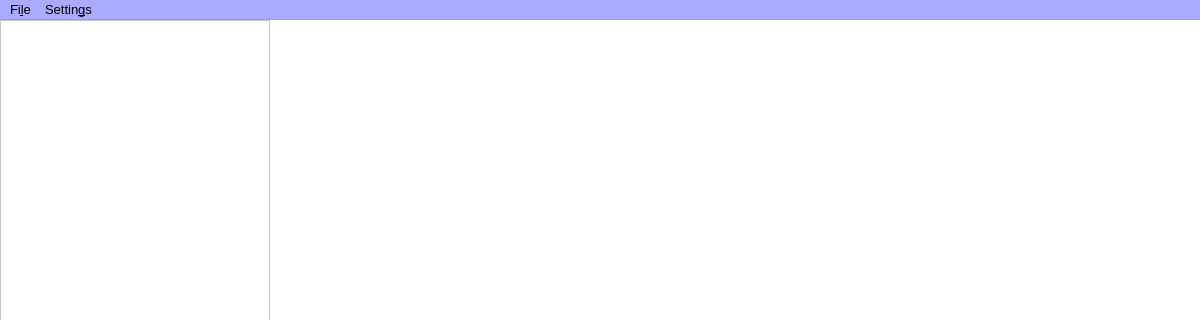
The window that PRAGA_GIS/mainWindow.ui (gaowudao/CRITERIA3D) describes before a commit, drawn with Qt 5; both pictures show x 0 to 1200 and y 0 to 320 of the 1200 by 652 pixel window.
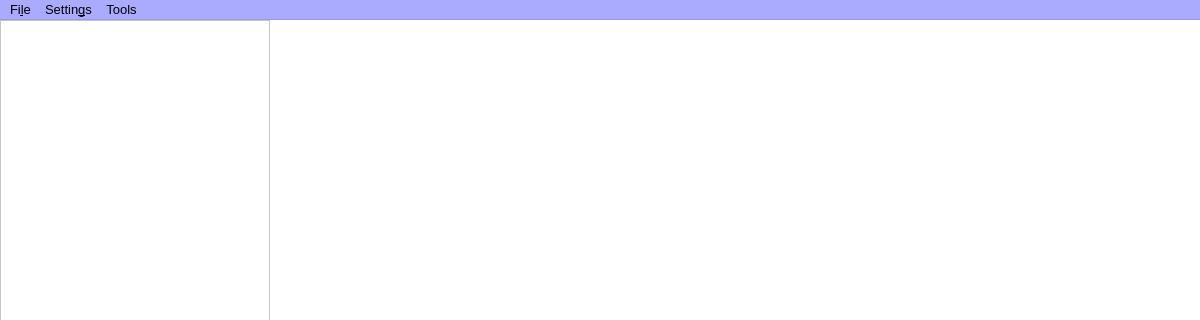
The same window after the commit.

```diff
--- a/PRAGA_GIS/mainWindow.ui
+++ b/PRAGA_GIS/mainWindow.ui
@@ -148,15 +148,6 @@
        </color>
       </brush>
      </colorrole>
-     <colorrole role="PlaceholderText">
-      <brush brushstyle="NoBrush">
-       <color alpha="128">
-        <red>0</red>
-        <green>0</green>
-        <blue>0</blue>
-       </color>
-      </brush>
-     </colorrole>
     </active>
     <inactive>
      <colorrole role="WindowText">
@@ -294,15 +285,6 @@
        </color>
       </brush>
      </colorrole>
-     <colorrole role="PlaceholderText">
-      <brush brushstyle="NoBrush">
-       <color alpha="128">
-        <red>0</red>
-        <green>0</green>
-        <blue>0</blue>
-       </color>
-      </brush>
-     </colorrole>
     </inactive>
     <disabled>
      <colorrole role="WindowText">
@@ -440,15 +422,6 @@
        </color>
       </brush>
      </colorrole>
-     <colorrole role="PlaceholderText">
-      <brush brushstyle="NoBrush">
-       <color alpha="128">
-        <red>0</red>
-        <green>0</green>
-        <blue>0</blue>
-       </color>
-      </brush>
-     </colorrole>
     </disabled>
    </palette>
   </property>
@@ -517,7 +490,7 @@
      <x>0</x>
      <y>0</y>
      <width>1200</width>
-     <height>21</height>
+     <height>30</height>
     </rect>
    </property>
    <property name="palette">
@@ -658,15 +631,6 @@
         </color>
        </brush>
       </colorrole>
-      <colorrole role="PlaceholderText">
-       <brush brushstyle="NoBrush">
-        <color alpha="128">
-         <red>0</red>
-         <green>0</green>
-         <blue>0</blue>
-        </color>
-       </brush>
-      </colorrole>
      </active>
      <inactive>
       <colorrole role="WindowText">
@@ -804,15 +768,6 @@
         </color>
        </brush>
       </colorrole>
-      <colorrole role="PlaceholderText">
-       <brush brushstyle="NoBrush">
-        <color alpha="128">
-         <red>0</red>
-         <green>0</green>
-         <blue>0</blue>
-        </color>
-       </brush>
-      </colorrole>
      </inactive>
      <disabled>
       <colorrole role="WindowText">
@@ -950,15 +905,6 @@
         </color>
        </brush>
       </colorrole>
-      <colorrole role="PlaceholderText">
-       <brush brushstyle="NoBrush">
-        <color alpha="128">
-         <red>0</red>
-         <green>0</green>
-         <blue>0</blue>
-        </color>
-       </brush>
-      </colorrole>
      </disabled>
     </palette>
    </property>
@@ -988,8 +934,15 @@
     <addaction name="menuMap"/>
     <addaction name="separator"/>
    </widget>
+   <widget class="QMenu" name="menuTools">
+    <property name="title">
+     <string>Tools</string>
+    </property>
+    <addaction name="actionRasterize_shape"/>
+   </widget>
    <addaction name="menuFile"/>
    <addaction name="menuGIS_settings"/>
+   <addaction name="menuTools"/>
   </widget>
   <widget class="QStatusBar" name="statusBar"/>
   <action name="actionLoadRaster">
```
Left out of the diff: 5 changed lines with no effect on the pictures.
